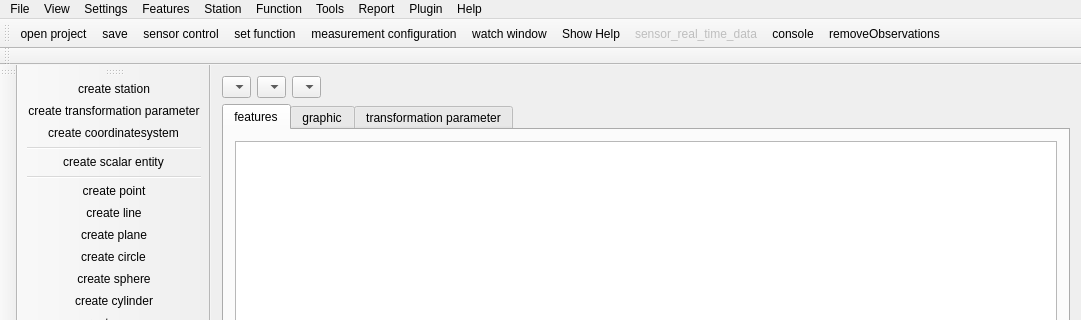
This is ui/mainwindow.ui in OpenIndy/OpenIndy as Qt 5 draws it before an edit; both pictures show x 0 to 1081 and y 0 to 320 of the 1081 by 657 pixel window. The edited form follows.
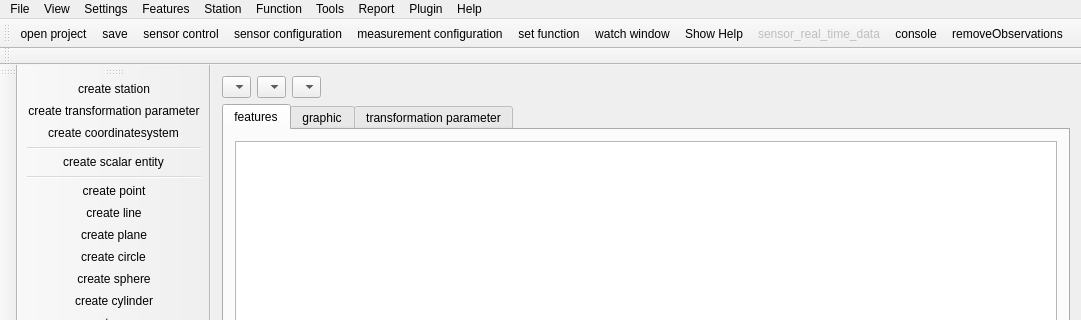
This is the edited form. Icons and pictures are not drawn.

```diff
--- a/ui/mainwindow.ui
+++ b/ui/mainwindow.ui
@@ -361,8 +361,9 @@
    <addaction name="actionOpen"/>
    <addaction name="actionSave"/>
    <addaction name="actionControl_pad"/>
-   <addaction name="actionSet_function"/>
+   <addaction name="actionSet_sensor"/>
    <addaction name="actionMeasurement_Configuration"/>
+   <addaction name="actionSet_function"/>
    <addaction name="actionWatch_window"/>
    <addaction name="actionShow_help"/>
    <addaction name="actionSensor_real_time_data"/>
@@ -795,7 +796,7 @@
      <normaloff>:/icons/icons/toolbars/standard/Sensor Set.png</normaloff>:/icons/icons/toolbars/standard/Sensor Set.png</iconset>
    </property>
    <property name="text">
-    <string>set sensor</string>
+    <string>sensor configuration</string>
    </property>
   </action>
   <action name="actionSet_function">
```
Left out of the diff: 13 changed lines with no effect on the pictures.
